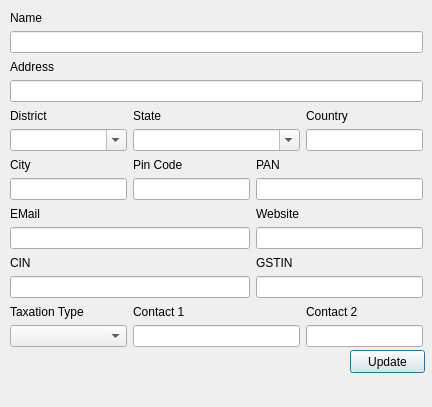
Qt form company.ui (spal02482/SmartBill) before a commit.
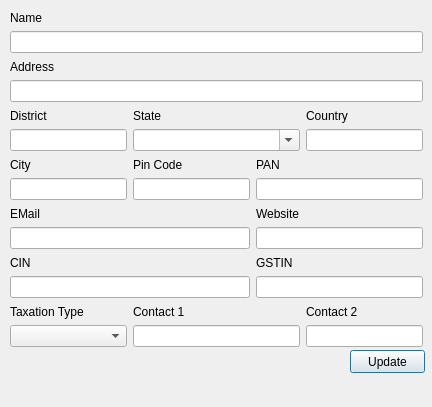
The same form after that commit.

Diff of the .ui file:
```diff
--- a/company.ui
+++ b/company.ui
@@ -184,16 +184,12 @@
       </property>
      </widget>
     </item>
-    <item row="5" column="0">
-     <widget class="QComboBox" name="districtComboBox">
-      <property name="editable">
-       <bool>true</bool>
-      </property>
-     </widget>
-    </item>
     <item row="13" column="0" colspan="2">
      <widget class="QLineEdit" name="emailLineEdit"/>
     </item>
+    <item row="5" column="0">
+     <widget class="QLineEdit" name="districtLineEdit"/>
+    </item>
    </layout>
   </widget>
  </widget>
```
